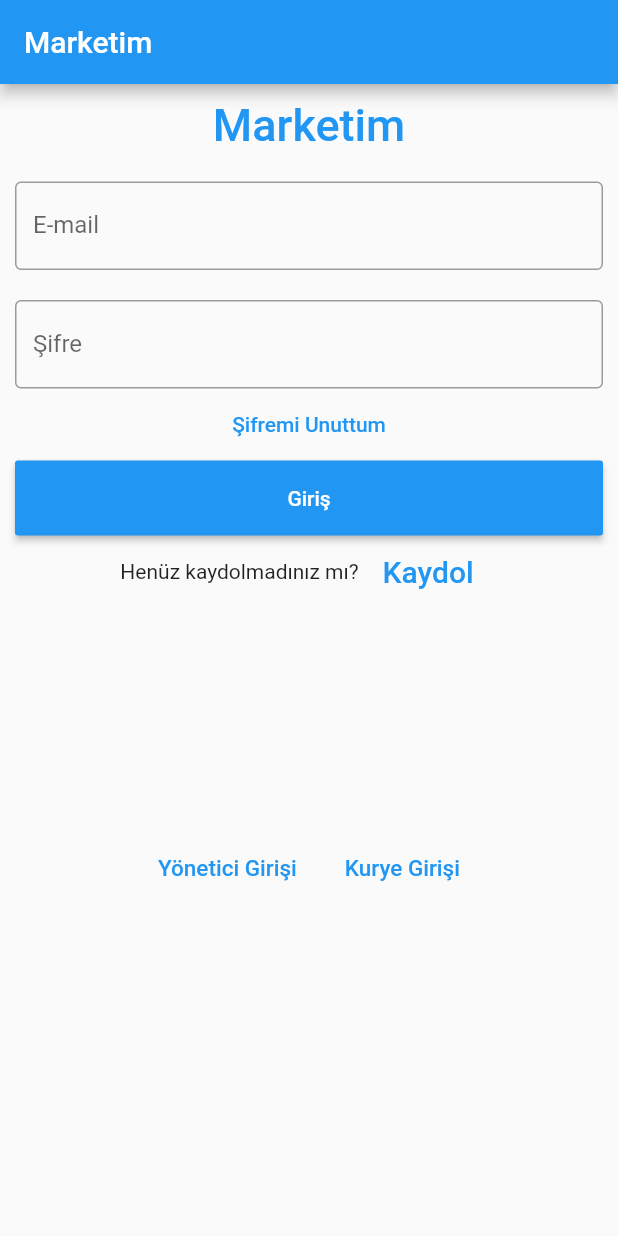
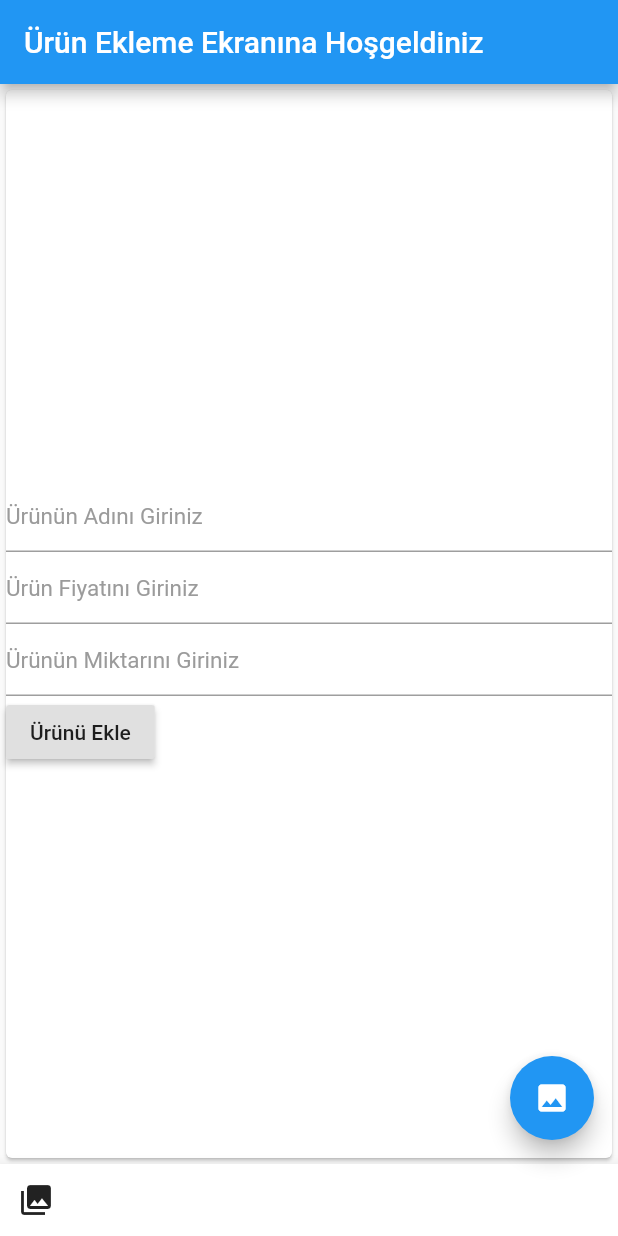
Before and after one commit to ibrahmozdemir1/mobil_final_proje, a Flutter app: the screen it shows after launch, on a phone screen of 412 x 824 dp. Run offline on Flutter 3.47's test engine with Material 2 defaults, Android fonts, the phone set to English and light mode, and no system bars; our stand-ins replace cloud_firestore, firebase_auth, firebase_core, image_cropper, image_picker; accounts and stored records are empty; project files that could hold a hidden picture were left out.

Commit message:
veritabanına ürün ekleme tamamlandı fakat daha resim eklemeyi çözemedim.

```diff
--- a/lib/main.dart
+++ b/lib/main.dart
@@ -1,6 +1,7 @@
 import 'package:flutter/material.dart';
 import 'package:mobil_final_proje/pages/login_page.dart';
 import 'package:firebase_core/firebase_core.dart';
+import 'package:mobil_final_proje/yoneticiekranıbutonları/urunEkle.dart';
 
 
 void main() async {
@@ -8,7 +9,7 @@ void main() async {
   await Firebase.initializeApp();
   runApp( MaterialApp(
     theme: ThemeData(primarySwatch: Colors.blue),
-    home: LoginPage(),
+    home: urunEkle(),
     debugShowCheckedModeBanner: false,
    ),
   );
--- a/lib/pages/yoneticiekrani.dart
+++ b/lib/pages/yoneticiekrani.dart
@@ -1,5 +1,4 @@
 import 'package:flutter/material.dart';
-import 'package:cloud_firestore/cloud_firestore.dart';
 
 class yonetici extends StatefulWidget {
   @override
--- /dev/null
+++ b/lib/yoneticiekranıbutonları/urunEkle.dart
@@ -0,0 +1,113 @@
+import 'package:flutter/cupertino.dart';
+import 'package:flutter/material.dart';
+import 'package:firebase_core/firebase_core.dart';
+import 'package:cloud_firestore/cloud_firestore.dart';
+import 'package:flutter/widgets.dart';
+import 'package:image_cropper/image_cropper.dart';
+import 'package:image_picker/image_picker.dart';
+import 'dart:io';
+
+class urunEkle extends StatefulWidget {
+  @override
+  _urunEkleState createState() => _urunEkleState();
+}
+
+class _urunEkleState extends State<urunEkle> {
+  TextEditingController urunAdi    =   TextEditingController();
+  TextEditingController urunMiktar =   TextEditingController();
+  TextEditingController urunFiyat  =   TextEditingController();
+  File _imageFile;
+  urunEkle(){
+    FirebaseFirestore.instance
+        .collection("Urunler")
+        .doc(urunAdi.text).
+        set({'urunAdi' : urunAdi.text, 'urunMiktari': urunMiktar.text,'urunFiyat': urunFiyat.text});
+  }
+  @override
+  Widget build(BuildContext context) {
+    return Scaffold(
+      bottomNavigationBar: BottomAppBar(
+        child: Row(
+          children: <Widget>[
+            IconButton(
+              icon: Icon(Icons.photo_library),
+              onPressed: () => _pickImage(ImageSource.gallery),
+            )
+          ],
+        ),
+      ),
+      appBar: AppBar(
+        title: Text("Ürün Ekleme Ekranına Hoşgeldiniz"),
+      ),
+      body: Center(
+        child: Container(
+          child: Form(
+            child: Card(
+              child: Column(
+                mainAxisAlignment: MainAxisAlignment.center,
+                children: <Widget>[
+                  TextField(
+                    controller: urunAdi,
+                    style: TextStyle(color: Colors.blue),
+                    cursorColor: Color(0xFF9b9b9b),
+                    decoration: InputDecoration(
+                      hintText: "Ürünün Adını Giriniz",
+                      hintStyle:  TextStyle(
+                        color: Color(0xFF9b9b9b),
+                        fontSize: 15,
+                        fontWeight: FontWeight.normal,
+                      )
+                    ),
+                  ),
+                  TextField(
+                    controller: urunFiyat,
+                    style: TextStyle(color: Colors.blue),
+                    cursorColor: Color(0xFF9b9b9b),
+                    decoration: InputDecoration(
+                      hintText: "Ürün Fiyatını Giriniz",
+                      hintStyle: TextStyle(
+                        color: Color(0xFF9b9b9b),
+                        fontSize: 15,
+                        fontWeight: FontWeight.normal,
+                    ),
+                   ),
+                  ),
+                  TextField(
+                    controller: urunMiktar,
+                    style: TextStyle(color: Colors.blue),
+                    cursorColor: Color(0xFF9b9b9b),
+                    decoration: InputDecoration(
+                      hintText: "Ürünün Miktarını Giriniz",
+                      hintStyle: TextStyle(
+                        color: Color(0xFF9b9b9b),
+                        fontSize: 15,
+                        fontWeight: FontWeight.normal,
+                      ),
+                    ),
+                  ),
+                  Row(
+                    children: [
+                      RaisedButton(child: Text("Ürünü Ekle"), onPressed: urunEkle,)
+                    ],
+                  ),
+                ],
+              ),
+            ),
+          ),
+        ),
+      ),
+      floatingActionButton: FloatingActionButton(
+        onPressed: () {},
+        child: Icon(Icons.image),
+      ),
+    );
+  }
+  //Kameradan veya galeriden resim seçme
+  Future<void> _pickImage(ImageSource source) async {
+    File selected = await ImagePicker.pickImage(source: source);
+
+    setState(() {
+      _imageFile = selected;
+    });
+  }
+}
--- a/pubspec.yaml
+++ b/pubspec.yaml
@@ -29,6 +29,11 @@ dependencies:
   # The following adds the Cupertino Icons font to your application.
   # Use with the CupertinoIcons class for iOS style icons.
   cupertino_icons: ^1.0.0
+  cloud_firestore: ^0.14.1+3
+  firebase_storage: ^5.0.0
+  image_cropper: 1.0.2
+  image_picker: 0.6.0+17
+  provider: ^3.1.0
 
 dev_dependencies:
   flutter_test:
@@ -50,6 +55,7 @@ flutter:
   # To add assets to your application, add an assets section, like this:
   assets:
     - assets/login_logo.png
+    - images/indir.jpg
 
 
   # An image asset can refer to one or more resolution-specific "variants", see
```
Also changed, not shown: images/indir.jpg (added), pubspec.lock, 3 other files.
